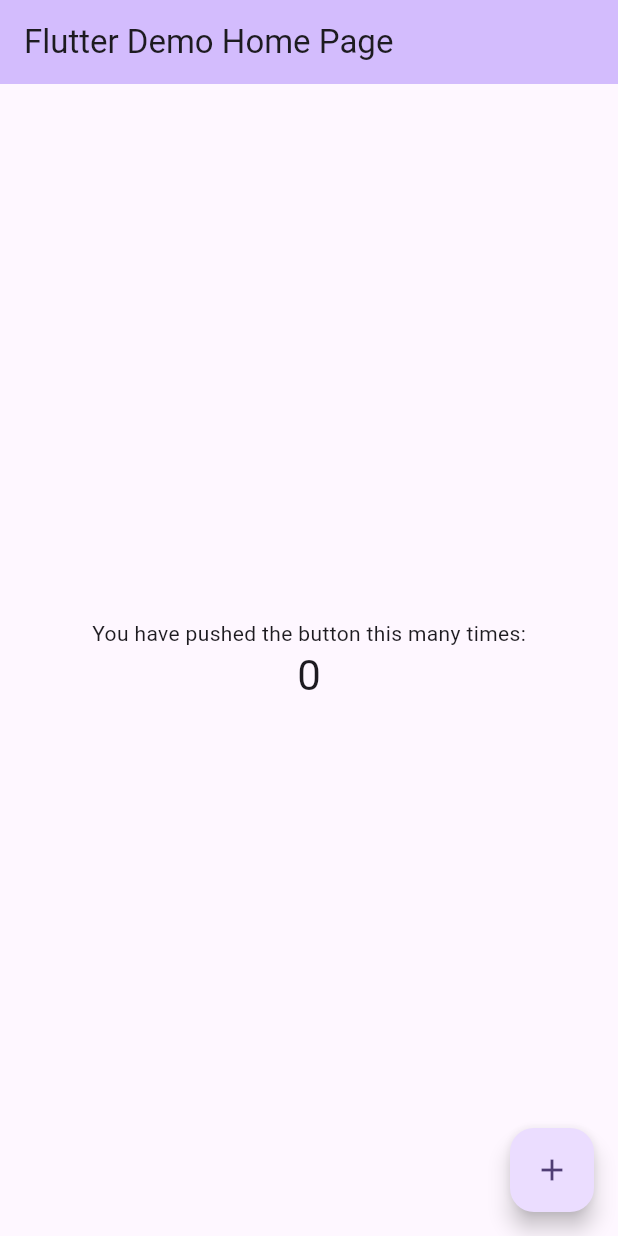
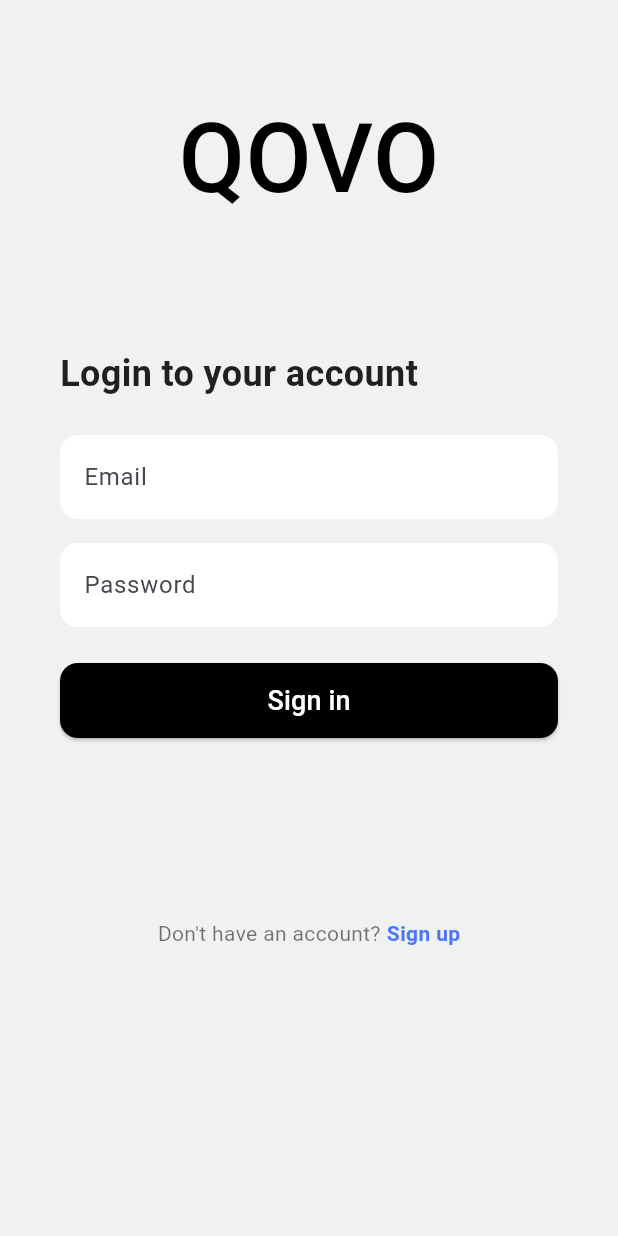
Before and after one commit to G15-ISIS3510-1/Project, a Flutter app: the screen it shows after launch, on a phone screen of 412 x 824 dp. Run offline on Flutter 3.47's test engine with Material 3 defaults, Android fonts, the phone set to English and light mode, and no system bars; Roboto replaces fonts that are missing (Poppins).

Commit message:
Login Screen

```diff
--- /dev/null
+++ b/flutter_app/lib/LoginRegister/login.dart
@@ -0,0 +1,135 @@
+import 'package:flutter/material.dart';
+
+class LoginScreen extends StatefulWidget {
+  const LoginScreen({super.key});
+
+  @override
+  State<LoginScreen> createState() => _LoginScreenState();
+}
+
+class _LoginScreenState extends State<LoginScreen> {
+  final TextEditingController _emailController = TextEditingController();
+  final TextEditingController _passwordController = TextEditingController();
+
+  @override
+  void dispose() {
+    _emailController.dispose();
+    _passwordController.dispose();
+    super.dispose();
+  }
+
+  void _handleLogin() {
+    final String email = _emailController.text;
+    final String password = _passwordController.text;
+    print('Email: $email, Password: $password');
+  }
+
+  @override
+  Widget build(BuildContext context) {
+    return Scaffold(
+      appBar: AppBar(
+        backgroundColor: Colors.transparent,
+        elevation: 0,
+        toolbarHeight: 0,
+      ),
+      body: SingleChildScrollView(
+        child: Padding(
+          padding: const EdgeInsets.symmetric(horizontal: 40.0, vertical: 60.0),
+          child: Column(
+            crossAxisAlignment: CrossAxisAlignment.start,
+            children: <Widget>[
+              const Center(
+                child: Text(
+                  'QOVO',
+                  style: TextStyle(
+                    fontSize: 64,
+                    fontWeight: FontWeight.w500,
+                    color: Colors.black,
+                  ),
+                ),
+              ),
+              const SizedBox(height: 80),
+              const Text(
+                'Login to your account',
+                style: TextStyle(
+                  fontSize: 24,
+                  fontWeight: FontWeight.w600,
+                  color: Colors.black87,
+                ),
+              ),
+              const SizedBox(height: 24),
+              TextField(
+                controller: _emailController,
+                keyboardType: TextInputType.emailAddress,
+                decoration: InputDecoration(
+                  hintText: 'Email',
+                  filled: true,
+                  fillColor: Colors.white,
+                  border: OutlineInputBorder(
+                    borderRadius: BorderRadius.circular(12),
+                    borderSide: BorderSide.none,
+                  ),
+                ),
+              ),
+              const SizedBox(height: 16),
+              TextField(
+                controller: _passwordController,
+                obscureText: true,
+                decoration: InputDecoration(
+                  hintText: 'Password',
+                  filled: true,
+                  fillColor: Colors.white,
+                  border: OutlineInputBorder(
+                    borderRadius: BorderRadius.circular(12),
+                    borderSide: BorderSide.none,
+                  ),
+                ),
+              ),
+              const SizedBox(height: 24),
+              SizedBox(
+                width: double.infinity,
+                height: 50,
+                child: ElevatedButton(
+                  onPressed: _handleLogin,
+                  style: ElevatedButton.styleFrom(
+                    backgroundColor: Colors.black,
+                    shape: RoundedRectangleBorder(
+                      borderRadius: BorderRadius.circular(12),
+                    ),
+                  ),
+                  child: const Text(
+                    'Sign in',
+                    style: TextStyle(color: Colors.white, fontSize: 18),
+                  ),
+                ),
+              ),
+              const SizedBox(height: 120),
+              Row(
+                mainAxisAlignment: MainAxisAlignment.center,
+                children: [
+                  const Text(
+                    "Don't have an account?",
+                    style: TextStyle(color: Colors.black54),
+                  ),
+                  const SizedBox(width: 4),
+                  GestureDetector(
+                    onTap: () {
+                      print('Sign up tapped!');
+                    },
+                    child: const Text(
+                      'Sign up',
+                      style: TextStyle(
+                        color: Color(0xFF4C75FF),
+                        fontWeight: FontWeight.w600,
+                      ),
+                    ),
+                  ),
+                ],
+              ),
+            ],
+          ),
+        ),
+      ),
+    );
+  }
+}
--- a/flutter_app/lib/main.dart
+++ b/flutter_app/lib/main.dart
@@ -1,4 +1,6 @@
+// lib/main.dart
 import 'package:flutter/material.dart';
+import 'package:flutter_app/LoginRegister/login.dart';
 
 void main() {
   runApp(const MyApp());
@@ -7,116 +9,16 @@ void main() {
 class MyApp extends StatelessWidget {
   const MyApp({super.key});
 
-  // This widget is the root of your application.
   @override
   Widget build(BuildContext context) {
     return MaterialApp(
-      title: 'Flutter Demo',
+      title: 'Qovo Login',
       theme: ThemeData(
-        // This is the theme of your application.
-        //
-        // TRY THIS: Try running your application with "flutter run". You'll see
-        // the application has a purple toolbar. Then, without quitting the app,
-        // try changing the seedColor in the colorScheme below to Colors.green
-        // and then invoke "hot reload" (save your changes or press the "hot
-        // reload" button in a Flutter-supported IDE, or press "r" if you used
-        // the command line to start the app).
-        //
-        // Notice that the counter didn't reset back to zero; the application
-        // state is not lost during the reload. To reset the state, use hot
-        // restart instead.
-        //
-        // This works for code too, not just values: Most code changes can be
-        // tested with just a hot reload.
-        colorScheme: ColorScheme.fromSeed(seedColor: Colors.deepPurple),
+        scaffoldBackgroundColor: const Color(0xFFF0F1F3),
+        fontFamily: 'Poppins',
+        useMaterial3: true,
       ),
-      home: const MyHomePage(title: 'Flutter Demo Home Page'),
+      home: const LoginScreen(),
     );
   }
 }
-
-class MyHomePage extends StatefulWidget {
-  const MyHomePage({super.key, required this.title});
-
-  // This widget is the home page of your application. It is stateful, meaning
-  // that it has a State object (defined below) that contains fields that affect
-  // how it looks.
-
-  // This class is the configuration for the state. It holds the values (in this
-  // case the title) provided by the parent (in this case the App widget) and
-  // used by the build method of the State. Fields in a Widget subclass are
-  // always marked "final".
-
-  final String title;
-
-  @override
-  State<MyHomePage> createState() => _MyHomePageState();
-}
-
-class _MyHomePageState extends State<MyHomePage> {
-  int _counter = 0;
-
-  void _incrementCounter() {
-    setState(() {
-      // This call to setState tells the Flutter framework that something has
-      // changed in this State, which causes it to rerun the build method below
-      // so that the display can reflect the updated values. If we changed
-      // _counter without calling setState(), then the build method would not be
-      // called again, and so nothing would appear to happen.
-      _counter++;
-    });
-  }
-
-  @override
-  Widget build(BuildContext context) {
-    // This method is rerun every time setState is called, for instance as done
-    // by the _incrementCounter method above.
-    //
-    // The Flutter framework has been optimized to make rerunning build methods
-    // fast, so that you can just rebuild anything that needs updating rather
-    // than having to individually change instances of widgets.
-    return Scaffold(
-      appBar: AppBar(
-        // TRY THIS: Try changing the color here to a specific color (to
-        // Colors.amber, perhaps?) and trigger a hot reload to see the AppBar
-        // change color while the other colors stay the same.
-        backgroundColor: Theme.of(context).colorScheme.inversePrimary,
-        // Here we take the value from the MyHomePage object that was created by
-        // the App.build method, and use it to set our appbar title.
-        title: Text(widget.title),
-      ),
-      body: Center(
-        // Center is a layout widget. It takes a single child and positions it
-        // in the middle of the parent.
-        child: Column(
-          // Column is also a layout widget. It takes a list of children and
-          // arranges them vertically. By default, it sizes itself to fit its
-          // children horizontally, and tries to be as tall as its parent.
-          //
-          // Column has various properties to control how it sizes itself and
-          // how it positions its children. Here we use mainAxisAlignment to
-          // center the children vertically; the main axis here is the vertical
-          // axis because Columns are vertical (the cross axis would be
-          // horizontal).
-          //
-          // TRY THIS: Invoke "debug painting" (choose the "Toggle Debug Paint"
-          // action in the IDE, or press "p" in the console), to see the
-          // wireframe for each widget.
-          mainAxisAlignment: MainAxisAlignment.center,
-          children: <Widget>[
-            const Text('You have pushed the button this many times:'),
-            Text(
-              '$_counter',
-              style: Theme.of(context).textTheme.headlineMedium,
-            ),
-          ],
-        ),
-      ),
-      floatingActionButton: FloatingActionButton(
-        onPressed: _incrementCounter,
-        tooltip: 'Increment',
-        child: const Icon(Icons.add),
-      ), // This trailing comma makes auto-formatting nicer for build methods.
-    );
-  }
-}
```
